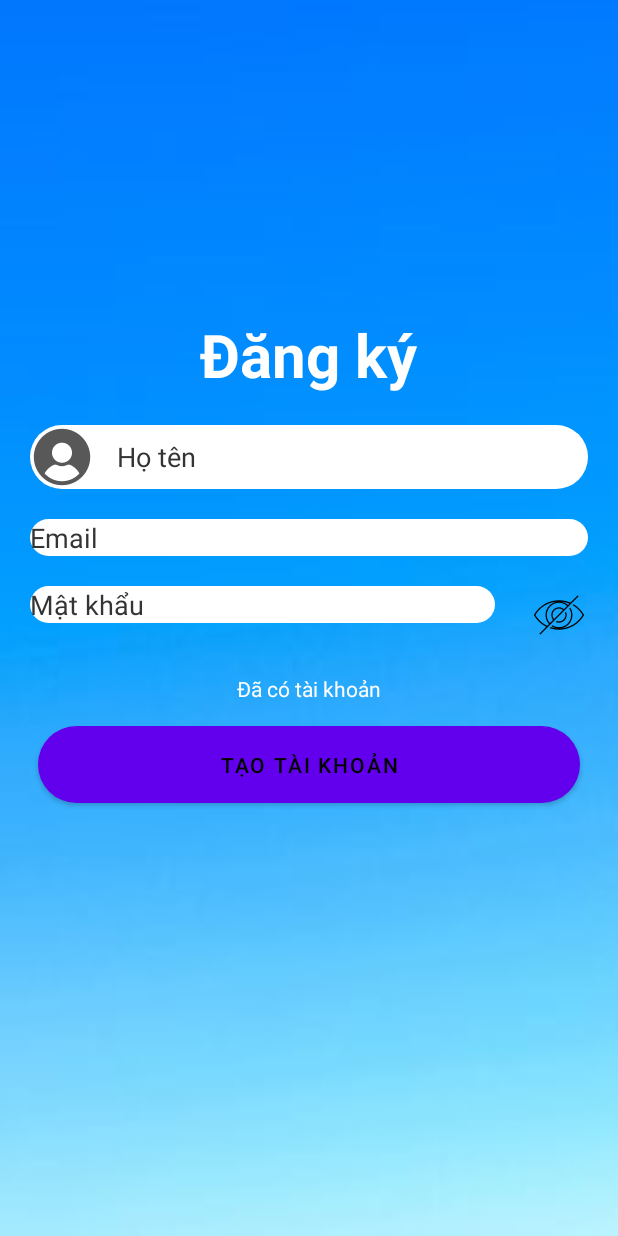
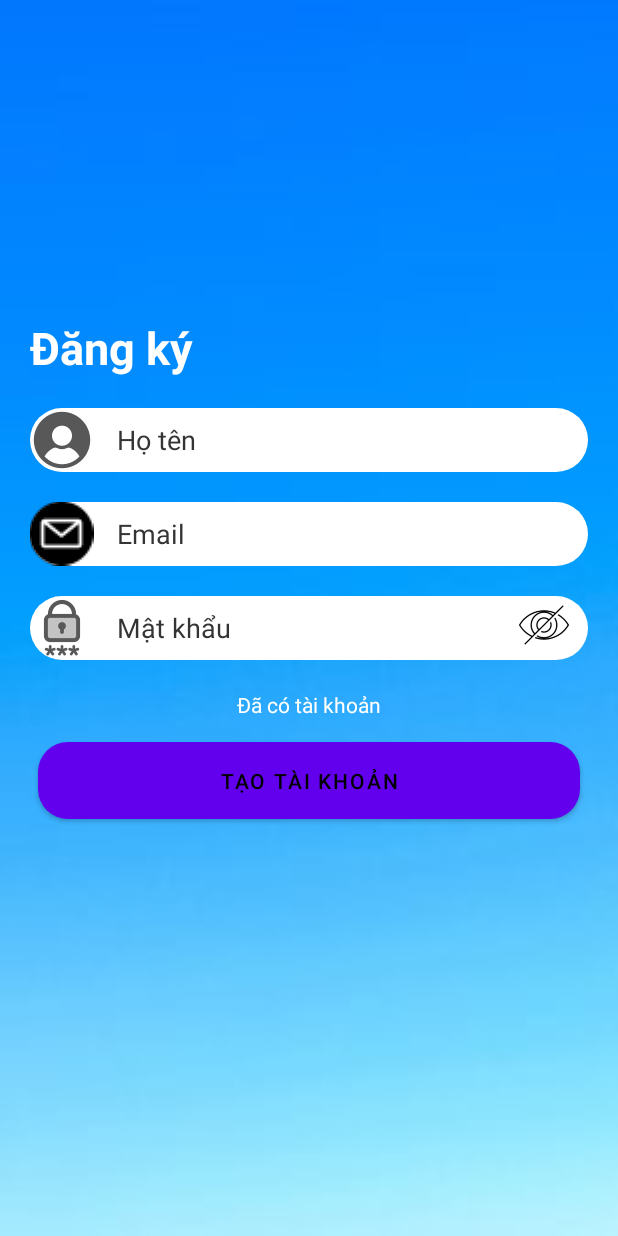
Before and after one commit to TinhNT852/AppGeneralClinic, an Android app: the layout activity_register.xml on its own in the app's theme, with its tools: preview values and no code run, on a phone screen of 412 x 824 dp. Run offline under Robolectric (Android 15) with nearby library versions, the phone set to English and light mode, and no system bars.

Commit message:
Update UI Register

```diff
--- a/app/src/main/AndroidManifest.xml
+++ b/app/src/main/AndroidManifest.xml
@@ -13,10 +13,10 @@
         android:theme="@style/Theme.AppGeneralClinic"
         tools:targetApi="31">
         <activity
-            android:name=".Login"
+            android:name=".Register"
             android:exported="false" />
         <activity
-            android:name=".Register"
+            android:name=".Login"
             android:exported="true">
             <intent-filter>
                 <action android:name="android.intent.action.MAIN" />
--- a/app/src/main/java/com/example/appgeneralclinic/Register.java
+++ b/app/src/main/java/com/example/appgeneralclinic/Register.java
@@ -33,7 +33,7 @@ import com.google.firebase.database.FirebaseDatabase;
 
 public class Register extends AppCompatActivity {
 
-    TextInputEditText editTextFullName,editTextDateOfBirth,editTextComfirmPasword,editTextEmail, editTextPassword;
+    TextInputEditText editTextFullName, editTextDateOfBirth, editTextComfirmPasword, editTextEmail, editTextPassword;
     Button buttonReg;
 
     FirebaseAuth mAuth;
--- a/app/src/main/res/drawable/bg_radius.xml
+++ b/app/src/main/res/drawable/bg_radius.xml
@@ -1,5 +1,5 @@
 <?xml version="1.0" encoding="utf-8"?>
 <shape  xmlns:android="http://schemas.android.com/apk/res/android">
-    <corners android:radius="35dp" />
+    <corners android:radius="25dp" />
     <solid android:color="@color/white"/>
 </shape>
--- a/app/src/main/res/layout/activity_register.xml
+++ b/app/src/main/res/layout/activity_register.xml
@@ -11,10 +11,9 @@
     <TextView
         android:layout_width="wrap_content"
         android:layout_height="wrap_content"
-        android:layout_centerHorizontal="true"
         android:padding="10dp"
         android:text="Đăng ký"
-        android:textSize="40dp"
+        android:textSize="30dp"
         android:textColor="@color/white"
         android:textStyle="bold"
         android:layout_above="@+id/lt_register"
@@ -41,6 +40,7 @@
             android:id="@+id/emailreg"
             android:layout_width="match_parent"
             android:layout_height="wrap_content"
+            android:drawableLeft="@mipmap/email"
             android:background="@drawable/bg_radius"
             android:hint="Email"
             android:layout_margin="10dp"
@@ -48,15 +48,16 @@
             android:textColorHint="#353434"
             android:drawablePadding="15dp"
             android:singleLine="true"/>
-        <LinearLayout
+        <FrameLayout
             android:layout_width="match_parent"
             android:layout_height="wrap_content"
             android:orientation="horizontal">
             <EditText
                 android:id="@+id/passwordreg"
-                android:layout_width="310dp"
+                android:layout_width="match_parent"
                 android:layout_height="wrap_content"
                 android:background="@drawable/bg_radius"
+                android:drawableLeft="@mipmap/password"
                 android:hint="Mật khẩu"
                 android:layout_margin="10dp"
                 android:textColor="@color/black"
@@ -64,21 +65,18 @@
                 android:drawablePadding="15dp"
                 android:singleLine="true"
                 android:password="true"/>
-            <RelativeLayout
+            <ImageButton
+                android:id="@+id/showPasswordButton"
+                android:layout_gravity="end"
                 android:layout_width="wrap_content"
                 android:layout_height="wrap_content"
-                android:layout_below="@id/passwordreg">
-                <ImageButton
-                    android:id="@+id/showPasswordButton"
-                    android:layout_width="wrap_content"
-                    android:layout_height="wrap_content"
-                    android:src="@mipmap/show_pwd"
-                    android:background="?android:attr/selectableItemBackground"
-                    android:padding="8dp"
-                    android:layout_centerVertical="true"
-                    android:layout_alignParentEnd="true"/>
-            </RelativeLayout>
-        </LinearLayout>
+                android:layout_marginRight="10dp"
+                android:src="@mipmap/show_pwd"
+                android:background="?android:attr/selectableItemBackground"
+                android:padding="8dp"
+                android:layout_centerVertical="true"
+                android:layout_alignParentEnd="true"/>
+        </FrameLayout>
         <LinearLayout
             android:layout_width="match_parent"
             android:layout_height="wrap_content"
@@ -97,7 +95,7 @@
                 android:layout_height="wrap_content"
                 android:layout_margin="15dp"
                 android:layout_weight="1"
-                android:background="@drawable/bg_radius"
+                android:background="@drawable/custom_button"
                 android:padding="10dp"
                 android:text="Tạo tài khoản"
                 android:textColor="@color/black" />
```
Also changed, not shown: app/src/main/res/mipmap-hdpi/email.png (added).
